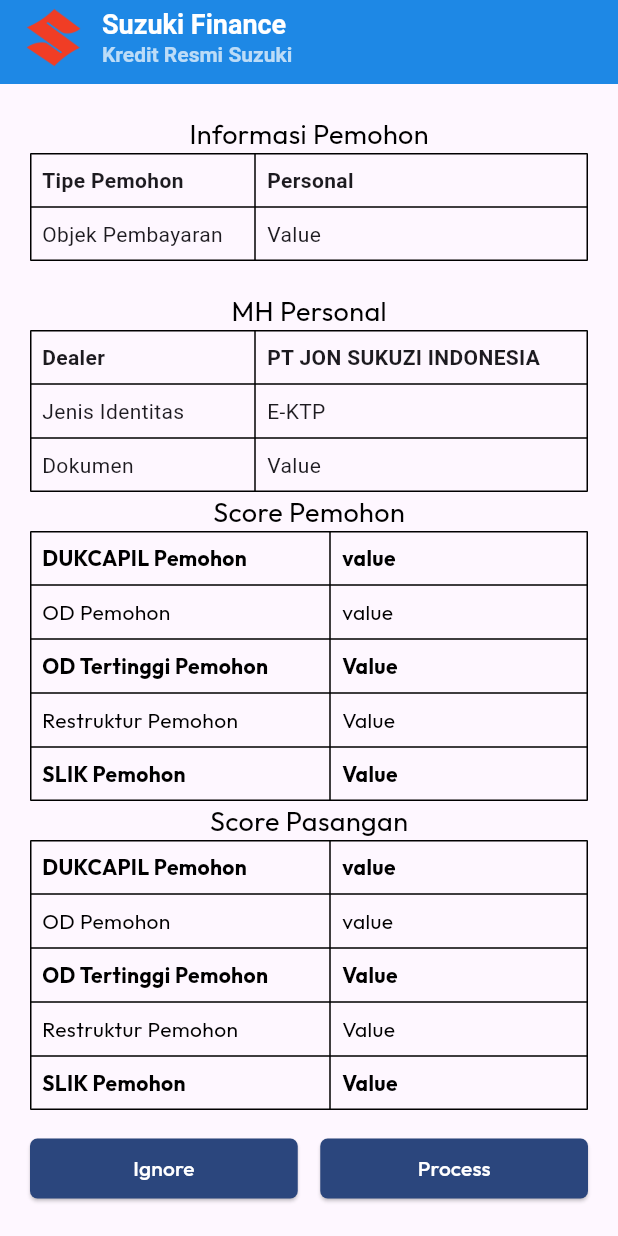
After one commit to suzukifinanceindoensia/sufi-one, a Flutter app: the NewtaskConfirmView screen opened by its route, on a phone screen of 412 x 824 dp. The commit adds this screen. Run offline on Flutter 3.47's test engine with Material 3 defaults, Android fonts, the phone set to English and light mode, and no system bars; our stand-ins replace geolocator, get, google_fonts, image_picker, logger; missing offline and left inert: installed_apps, onesignal_flutter; network calls fail.

Commit message:
commit sebelum merge

```diff
--- /dev/null
+++ b/lib/app/modules/survey/bindings/process_survey_binding.dart
@@ -0,0 +1,9 @@
+import 'package:get/get.dart';
+import 'package:sufi_one/app/modules/survey/controllers/process_survey_controller.dart';
+
+class ProcessSurveyBinding extends Bindings {
+  @override
+  void dependencies() {
+    Get.lazyPut<ProcessSurveyController>(() => ProcessSurveyController());
+  }
+}
--- a/lib/app/modules/survey/controllers/mobile_survey_controller.dart
+++ b/lib/app/modules/survey/controllers/mobile_survey_controller.dart
@@ -4,6 +4,8 @@ import 'package:sufi_one/app/modules/survey/views/survey_newtask.dart';
 import 'package:sufi_one/app/modules/survey/views/survey_process.dart';
 import 'package:sufi_one/app/modules/survey/views/survey_upload.dart';
 import 'package:flutter/material.dart';
+
+final List list = [1,2,3,4,5];
 
 class MobileSurveyController extends GetxController {
   final selectedIndex = 0.obs;
--- a/lib/app/modules/survey/views/mobile_survey_view.dart
+++ b/lib/app/modules/survey/views/mobile_survey_view.dart
@@ -96,7 +96,7 @@ class MobileSurveyPage extends GetView<MobileSurveyController> {
                 }).toList(),
               ),
             ),
-            SingleChildScrollView(
+            Container(
               child: Center(
                 child: Obx(() => controller.pages[controller.selectedIndex.value]),
               ),
--- /dev/null
+++ b/lib/app/modules/survey/views/newtask_confirm_view.dart
@@ -0,0 +1,267 @@
+import 'package:flutter/material.dart';
+import 'package:sufi_one/app/modules/public/widgets/appbarWObutton.dart';
+import 'package:sufi_one/app/modules/public/widgets/buttonStyle.dart';
+import 'package:sufi_one/app/routes/app_routes.dart';
+import 'package:sufi_one/app/theme/fontstyle.dart';
+import 'package:get/get.dart';
+
+class NewtaskConfirmView extends StatelessWidget {
+  const NewtaskConfirmView({super.key});
+
+@override
+  Widget build(BuildContext context) {
+    return Scaffold(
+      appBar: SuzukiFinanceAppBarWObutton(),
+      body: SingleChildScrollView(
+        child: Padding(
+          padding: EdgeInsets.all(20),
+          child: Column(
+            children: [
+              Text("Informasi Pemohon",style: AppTextStyles.bigBody,),
+              Table(border: TableBorder.all(),
+                columnWidths: const {
+                  0: FixedColumnWidth(150),
+                  1: FlexColumnWidth(),
+                },
+                children: const [
+                  TableRow(
+                    children: [
+                      Padding(
+                        padding: EdgeInsets.all(8.0),
+                        child: Text('Tipe Pemohon', style: TextStyle(fontWeight: FontWeight.bold)),
+                      ),
+                      Padding(
+                        padding: EdgeInsets.all(8.0),
+                        child: Text('Personal', style: TextStyle(fontWeight: FontWeight.bold)),
+                      ),
+                    ],
+                  ),
+                  TableRow(
+                    children: [
+                      Padding(
+                        padding: EdgeInsets.all(8.0),
+                        child: Text('Objek Pembayaran'),
+                      ),
+                      Padding(
+                        padding: EdgeInsets.all(8.0),
+                        child: Text('Value'),
+                      ),
+                    ],
+                  ),
+                ],
+              ),
+              SizedBox(height: 20,),
+              Text("MH Personal",style: AppTextStyles.bigBody,),
+              Table(border: TableBorder.all(),
+                columnWidths: const {
+                  0: FixedColumnWidth(150),
+                  1: FlexColumnWidth(),
+                },
+                children: const [
+                  TableRow(
+                    children: [
+                      Padding(
+                        padding: EdgeInsets.all(8.0),
+                        child: Text('Dealer', style: TextStyle(fontWeight: FontWeight.bold)),
+                      ),
+                      Padding(
+                        padding: EdgeInsets.all(8.0),
+                        child: Text('PT JON SUKUZI INDONESIA', style: TextStyle(fontWeight: FontWeight.bold)),
+                      ),
+                    ],
+                  ),
+                  TableRow(
+                    children: [
+                      Padding(
+                        padding: EdgeInsets.all(8.0),
+                        child: Text('Jenis Identitas'),
+                      ),
+                      Padding(
+                        padding: EdgeInsets.all(8.0),
+                        child: Text('E-KTP'),
+                      ),
+                    ],
+                  ),
+                  TableRow(
+                    children: [
+                      Padding(
+                        padding: EdgeInsets.all(8.0),
+                        child: Text('Dokumen'),
+                      ),
+                      Padding(
+                        padding: EdgeInsets.all(8.0),
+                        child: Text('Value'),
+                      ),
+                    ],
+                  ),
+                ],
+              ),
+              Text("Score Pemohon",style: AppTextStyles.bigBody,),
+              Table(border: TableBorder.all(),
+                columnWidths: const {
+                  0: FixedColumnWidth(200),
+                  1: FlexColumnWidth(),
+                },
+                children: [
+                  TableRow(
+                    children: [
+                      Padding(
+                        padding: EdgeInsets.all(8.0),
+                        child: Text('DUKCAPIL Pemohon', style: AppTextStyles.medBodyBold),
+                      ),
+                      Padding(
+                        padding: EdgeInsets.all(8.0),
+                        child: Text('value', style: AppTextStyles.medBodyBold)
+                      ),
+                    ],
+                  ),
+                  TableRow(
+                    children: [
+                      Padding(
+                        padding: EdgeInsets.all(8.0),
+                        child: Text('OD Pemohon', style: AppTextStyles.medBody),
+                      ),
+                      Padding(
+                        padding: EdgeInsets.all(8.0),
+                        child: Text('value',style: AppTextStyles.medBody,),
+                      ),
+                    ],
+                  ),
+                  TableRow(
+                    children: [
+                      Padding(
+                        padding: EdgeInsets.all(8.0),
+                        child: Text('OD Tertinggi Pemohon', style: AppTextStyles.medBodyBold),
+                      ),
+                      Padding(
+                        padding: EdgeInsets.all(8.0),
+                        child: Text('Value', style: AppTextStyles.medBodyBold),
+                      ),
+                    ],
+                  ),
+                  TableRow(
+                    children: [
+                      Padding(
+                        padding: EdgeInsets.all(8.0),
+                        child: Text('Restruktur Pemohon', style: AppTextStyles.medBody),
+                      ),
+                      Padding(
+                        padding: EdgeInsets.all(8.0),
+                        child: Text('Value', style: AppTextStyles.medBody),
+                      ),
+                    ],
+                  ),
+                  TableRow(
+                    children: [
+                      Padding(
+                        padding: EdgeInsets.all(8.0),
+                        child: Text('SLIK Pemohon', style: AppTextStyles.medBodyBold),
+                      ),
+                      Padding(
+                        padding: EdgeInsets.all(8.0),
+                        child: Text('Value', style: AppTextStyles.medBodyBold),
+                      ),
+                    ],
+                  ),
+                ],
+              ),
+              Text("Score Pasangan",style: AppTextStyles.bigBody,),
+              Table(border: TableBorder.all(),
+                columnWidths: const {
+                  0: FixedColumnWidth(200),
+                  1: FlexColumnWidth(),
+                },
+                children: [
+                  TableRow(
+                    children: [
+                      Padding(
+                        padding: EdgeInsets.all(8.0),
+                        child: Text('DUKCAPIL Pemohon', style: AppTextStyles.medBodyBold),
+                      ),
+                      Padding(
+                        padding: EdgeInsets.all(8.0),
+                        child: Text('value', style: AppTextStyles.medBodyBold)
+                      ),
+                    ],
+                  ),
+                  TableRow(
+                    children: [
+                      Padding(
+                        padding: EdgeInsets.all(8.0),
+                        child: Text('OD Pemohon', style: AppTextStyles.medBody),
+                      ),
+                      Padding(
+                        padding: EdgeInsets.all(8.0),
+                        child: Text('value',style: AppTextStyles.medBody,),
+                      ),
+                    ],
+                  ),
+                  TableRow(
+                    children: [
+                      Padding(
+                        padding: EdgeInsets.all(8.0),
+                        child: Text('OD Tertinggi Pemohon', style: AppTextStyles.medBodyBold),
+                      ),
+                      Padding(
+                        padding: EdgeInsets.all(8.0),
+                        child: Text('Value', style: AppTextStyles.medBodyBold),
+                      ),
+                    ],
+                  ),
+                  TableRow(
+                    children: [
+                      Padding(
+                        padding: EdgeInsets.all(8.0),
+                        child: Text('Restruktur Pemohon', style: AppTextStyles.medBody),
+                      ),
+                      Padding(
+                        padding: EdgeInsets.all(8.0),
+                        child: Text('Value', style: AppTextStyles.medBody),
+                      ),
+                    ],
+                  ),
+                  TableRow(
+                    children: [
+                      Padding(
+                        padding: EdgeInsets.all(8.0),
+                        child: Text('SLIK Pemohon', style: AppTextStyles.medBodyBold),
+                      ),
+                      Padding(
+                        padding: EdgeInsets.all(8.0),
+                        child: Text('Value', style: AppTextStyles.medBodyBold),
+                      ),
+                    ],
+                  ),
+                ],
+              ),
+              SizedBox(height: 15,),
+              Row(
+                children: [
+                  Expanded(
+                    child: ElevatedButton(
+                      onPressed: (){
+                        Get.toNamed(AppRoutes.mobileSurvey);
+                      },
+                      style: AppButtonStyle.primaryButtonStyle(),
+                      child: Text("Ignore",style: AppTextStyles.buttonFont,)
+                    ),
+                  ),
+                  SizedBox(width: 15,),
+                  Expanded(
+                    child: ElevatedButton(
+                      onPressed: (){
+                        Get.toNamed(AppRoutes.mobileSurvey);
+                      },
+                      style: AppButtonStyle.primaryButtonStyle(),
+                      child: Text("Process",style: AppTextStyles.buttonFont,)
+                    ),
+                  )
+                ],
+              )
+            ]
+          )
+        ),
+      )
+    );
+  }
+}
--- /dev/null
+++ b/lib/app/modules/survey/views/process_survey_view.dart
@@ -0,0 +1,163 @@
+import 'package:flutter/material.dart';
+import 'package:get/get.dart';
+import 'package:sufi_one/app/modules/public/widgets/appbarWObutton.dart';
+import 'package:sufi_one/app/modules/public/widgets/buttonStyle.dart';
+import 'package:sufi_one/app/modules/survey/controllers/process_survey_controller.dart';
+import 'package:sufi_one/app/theme/fontstyle.dart';
+
+class ProcessSurveyView extends GetView<ProcessSurveyController> {
+  const ProcessSurveyView({super.key});
+
+  @override
+  Widget build(BuildContext context) {
+    final formKey = GlobalKey<FormState>();
+
+    return Scaffold(
+      appBar: SuzukiFinanceAppBarWObutton(),
+      body: Padding(
+        padding: const EdgeInsets.all(16.0),
+        child: SingleChildScrollView(
+          child: Form(
+            key: formKey,
+            child: Column(
+              crossAxisAlignment: CrossAxisAlignment.stretch,
+              children: <Widget>[
+                TextFormField(
+                  controller: controller.nameController,
+                  decoration: const InputDecoration(labelText: 'Input String'),
+                  validator: (value) {
+                    if (value == null || value.isEmpty) {
+                      return 'Please enter your name';
+                    }
+                    return null;
+                  },
+                ),
+                TextFormField(
+                  controller: controller.addressController,
+                  decoration: const InputDecoration(labelText: 'Input String'),
+                  validator: (value) {
+                    if (value == null || value.isEmpty) {
+                      return 'Please enter your address';
+                    }
+                    return null;
+                  },
+                ),
+                TextFormField(
+                  controller: controller.notesController,
+                  decoration: const InputDecoration(labelText: 'Input Long String'),
+                  maxLines: 3,
+                  validator: (value) {
+                    if (value == null || value.isEmpty) {
+                      return 'Please enter your notes';
+                    }
+                    return null;
+                  },
+                ),
+                const SizedBox(height: 20),
+
+                const Text('Pilihan Ganda 1', style: TextStyle(fontWeight: FontWeight.bold)),
+                Obx(
+                  () => DropdownButtonFormField<String>(
+                    value: controller.selectedOption1.value,
+                    onChanged: (String? newValue) {
+                      controller.selectedOption1.value = newValue;
+                    },
+                    items: controller.options.map<DropdownMenuItem<String>>((String value) {
+                      return DropdownMenuItem<String>(
+                        value: value,
+                        child: Text(value),
+                      );
+                    }).toList(),
+                    decoration: const InputDecoration(labelText: 'Pilih salah satu'),
+                    validator: (value) {
+                      if (value == null || value.isEmpty) {
+                        return 'Please select an option';
+                      }
+                      return null;
+                    },
+                  ),
+                ),
+                const SizedBox(height: 20),
+
+                const Text('Pilihan Ganda 2', style: TextStyle(fontWeight: FontWeight.bold)),
+                Obx(
+                  () => DropdownButtonFormField<String>(
+                    value: controller.selectedOption2.value,
+                    onChanged: (String? newValue) {
+                      controller.selectedOption2.value = newValue;
+                    },
+                    items: controller.options.map<DropdownMenuItem<String>>((String value) {
+                      return DropdownMenuItem<String>(
+                        value: value,
+                        child: Text(value),
+                      );
+                    }).toList(),
+                    decoration: const InputDecoration(labelText: 'Pilih salah satu'),
+                    validator: (value) {
+                      if (value == null || value.isEmpty) {
+                        return 'Please select an option';
+                      }
+                      return null;
+                    },
+                  ),
+                ),
+                const SizedBox(height: 20),
+
+                const Text('Pilihan Ganda 3', style: TextStyle(fontWeight: FontWeight.bold)),
+                Obx(
+                  () => DropdownButtonFormField<String>(
+                    value: controller.selectedOption3.value,
+                    onChanged: (String? newValue) {
+                      controller.selectedOption3.value = newValue;
+                    },
+                    items: controller.options.map<DropdownMenuItem<String>>((String value) {
+                      return DropdownMenuItem<String>(
+                        value: value,
+                        child: Text(value),
+                      );
+                    }).toList(),
+                    decoration: const InputDecoration(labelText: 'Pilih salah satu'),
+                    validator: (value) {
+                      if (value == null || value.isEmpty) {
+                        return 'Please select an option';
+                      }
+                      return null;
+                    },
+                  ),
+                ),
+                const SizedBox(height: 20),
+
+                // Photo Upload
+                const Text('Upload Photo', style: TextStyle(fontWeight: FontWeight.bold)),
+                ElevatedButton(
+                  onPressed: controller.pickImage,
+                  style: AppButtonStyle.primaryButtonStyle(),
+                  child: Text('Pick Image',style: AppTextStyles.buttonFont,),
+                ),
+                Obx(
+                  () => controller.selectedImage.value != null
+                      ? Column(
+                          children: [
+                            const SizedBox(height: 10),
+                            Image.file(
+                              controller.selectedImage.value!,
+                              height: 100,
+                            ),
+                          ],
+                        )
+                      : const SizedBox.shrink(),
+                ),
+                const SizedBox(height: 20),
+                ElevatedButton(
+                  onPressed: controller.submitForm,
+                  style: AppButtonStyle.primaryButtonStyle(),
+                  child: Text('Submit',style: AppTextStyles.buttonFont,),
+                ),
+              ],
+            ),
+          ),
+        ),
+      ),
+    );
+  }
+}
--- a/lib/app/modules/survey/views/survey_process.dart
+++ b/lib/app/modules/survey/views/survey_process.dart
@@ -1,5 +1,8 @@
 import 'package:flutter/material.dart';
+import 'package:sufi_one/app/routes/app_routes.dart';
 import 'package:sufi_one/app/theme/fontstyle.dart';
+import 'package:get/get.dart';
+
 
 class SurveyProcess extends StatelessWidget {
   const SurveyProcess({super.key});
@@ -9,7 +12,7 @@ class SurveyProcess extends StatelessWidget {
     return Padding(padding: EdgeInsets.all(20),
       child: GestureDetector(
         onTap: (){
-          print("SUCCESS");
+          Get.toNamed(AppRoutes.processSurvey);
         },
         child: Center(
           child: FractionallySizedBox(
--- a/lib/app/modules/survey/views/survey_upload.dart
+++ b/lib/app/modules/survey/views/survey_upload.dart
@@ -1,5 +1,7 @@
 import 'package:flutter/material.dart';
+import 'package:sufi_one/app/routes/app_routes.dart';
 import 'package:sufi_one/app/theme/fontstyle.dart';
+import 'package:get/get.dart';
 
 class SurveyUpload extends StatelessWidget {
   const SurveyUpload({super.key});
@@ -9,7 +11,7 @@ class SurveyUpload extends StatelessWidget {
     return Padding(padding: EdgeInsets.all(20),
       child: GestureDetector(
         onTap: (){
-          print("SUCCESS");
+          Get.toNamed(AppRoutes.processSurvey);
         },
         child: Center(
           child: FractionallySizedBox(
--- a/lib/app/routes/app_routes.dart
+++ b/lib/app/routes/app_routes.dart
@@ -4,6 +4,7 @@ import 'package:sufi_one/app/modules/public/bindings/login_binding.dart';
 import 'package:sufi_one/app/modules/public/bindings/register_binding.dart';
 import 'package:sufi_one/app/modules/public/views/forgot_password_view.dart';
 import 'package:sufi_one/app/modules/survey/bindings/mobile_survey_binding.dart';
+import 'package:sufi_one/app/modules/survey/bindings/process_survey_binding.dart';
 import 'package:sufi_one/app/modules/survey/views/mobile_survey_view.dart';
 import 'package:sufi_one/app/modules/public/views/home_view.dart';
 import 'package:sufi_one/app/modules/public/views/homepage_cust_view.dart';
@@ -12,6 +13,8 @@ import 'package:sufi_one/app/modules/public/views/register_view.dart';
 import 'package:sufi_one/app/modules/public/views/splash_view.dart';
 import 'package:sufi_one/app/modules/mobcol/views/mobile_collection_view.dart';
 import 'package:sufi_one/app/modules/mobcol/bindings/mobile_collection_binding.dart';
+import 'package:sufi_one/app/modules/survey/views/newtask_confirm_view.dart';
+import 'package:sufi_one/app/modules/survey/views/process_survey_view.dart';
 
 class AppRoutes {
   static const splash = '/';
@@ -19,6 +22,8 @@ class AppRoutes {
   static const homepageCust = '/public/homepage_cust_view';
   static const mobileCollection = '/public/mobile_collection';
   static const mobileSurvey= '/public/mobile_survey';
+  static const newtaskConfirm= '/public/mobile_survey/newtask';
+  static const processSurvey= '/public/mobile_survey/process';
   static const catalog = '/public/catalog';
   static const login = '/public/login';
   static const register = '/public/register';
@@ -30,6 +35,8 @@ class AppRoutes {
     GetPage(name: homepageCust, page: () => HomepageCust()),
     GetPage(name: mobileCollection, page: () => MobileCollection()),
     GetPage(name: mobileSurvey, page: () => MobileSurveyPage(), binding: MobileSurveyBinding()),
+    GetPage(name: newtaskConfirm, page: () => NewtaskConfirmView()),
+    GetPage(name: processSurvey, page: () => ProcessSurveyView(),binding: ProcessSurveyBinding()),
     GetPage(name: login, page: () => LoginPage(),binding: LoginBinding()),
     GetPage(name: register, page: () => RegisterPage(),binding: RegisterBinding()),
     GetPage(name: forgotPassword, page: () => ForgotPasswordPage(),binding: ForgotPasswordBinding()),
--- a/lib/app/theme/fontstyle.dart
+++ b/lib/app/theme/fontstyle.dart
@@ -18,6 +18,11 @@ class AppTextStyles {
   static final TextStyle medBody = GoogleFonts.outfit(
     fontSize: 14,
     color: Colors.black,
+  );
+  static final TextStyle medBodyBold = GoogleFonts.outfit(
+    fontSize: 14,
+    color: Colors.black,
+    fontWeight: FontWeight.bold,
   );
   static final TextStyle bigBody = GoogleFonts.outfit(
     fontSize: 18,
--- a/pubspec.yaml
+++ b/pubspec.yaml
@@ -43,6 +43,7 @@ dependencies:
   geolocator_platform_interface: ^4.2.6
   onesignal_flutter: ^5.3.0
   installed_apps: ^1.6.0
+  image_picker: ^1.1.2
 
 dev_dependencies:
   flutter_test:
```
Also changed, not shown: lib/app/modules/public/views/home_view.dart (+8 -0 lines), lib/app/modules/survey/controllers/process_survey_controller.dart (added, +65 -0 lines), lib/app/modules/survey/views/survey_newtask.dart (+21 -5 lines), lib/app/modules/survey/widget/underlinedbutton.dart (deleted, +0 -71 lines), pubspec.lock, 1 other file.
